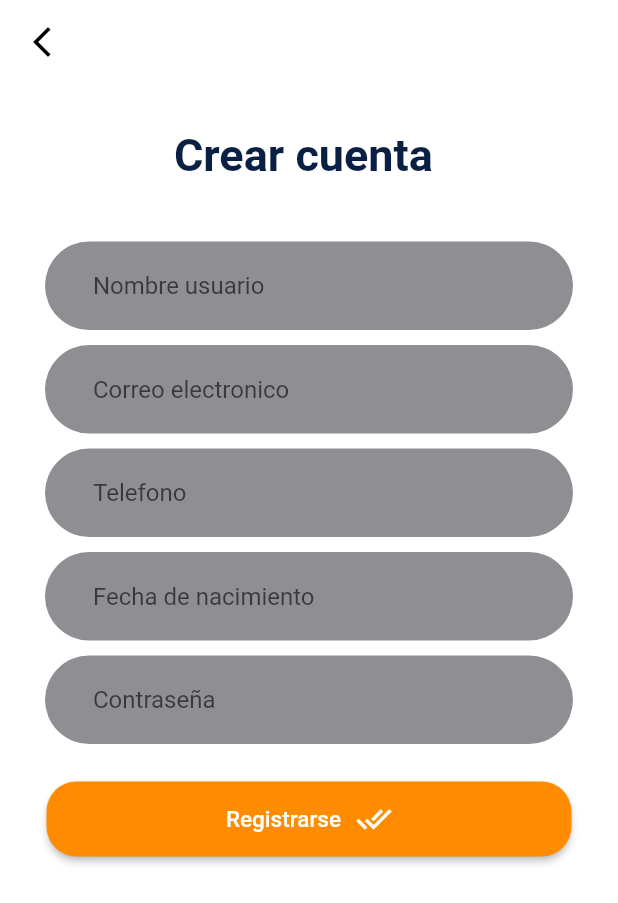
After one commit to Mario-Fernando24/food_flutter_example_, a Flutter app: the SignUPage screen opened by its route, on a phone screen of 412 x 824 dp. The commit adds this screen. Shown: the top 903 px of the screen. Run offline on Flutter 3.47's test engine with Material 2 defaults, Android fonts, the phone set to English and light mode, and no system bars.

Commit message:
ultimos cambios

```diff
--- a/lib/src/pages/login_page.dart
+++ b/lib/src/pages/login_page.dart
@@ -85,7 +85,9 @@ class LoginPage extends StatelessWidget {
                               fontSize: 15.0),
                         ),
 
-                      Container(
+                      GestureDetector(
+                        onTap: () => Navigator.pushNamed(context, 'sign_up'),
+                        child: Container(
                           margin: EdgeInsets.symmetric(horizontal: 10.0),
                           child: Text(
                             'Registrarse',
@@ -93,6 +95,7 @@ class LoginPage extends StatelessWidget {
                                 color: Theme.of(context).accentColor,
                                 fontWeight: FontWeight.w400,
                                 fontSize: 15.0),
+                          ),
                         ),
                       ),
                     ],
--- /dev/null
+++ b/lib/src/pages/sign_up.dart
@@ -0,0 +1,151 @@
+import 'package:flutter/material.dart';
+import 'package:food_mvvm/src/colors/colors.dart';
+
+import '../widgets/back_button.dart';
+
+class SignUPage extends StatelessWidget {
+  const SignUPage({super.key});
+
+  @override
+  Widget build(BuildContext context) {
+    return Scaffold(
+      appBar: AppBar(
+          backgroundColor: Colors.white,
+          elevation: 0.0,
+          leading: Builder(builder: (BuildContext context) {
+            return backButton(context, Colors.black);
+          })),
+      body: Center(
+        child: Container(
+          padding: EdgeInsets.all(30.0),
+          child: Column(
+            children: [
+              Text(
+                'Crear cuenta ',
+                style: TextStyle(
+                    color: Theme.of(context).primaryColor,
+                    fontWeight: FontWeight.bold,
+                    fontSize: 30.0),
+              ),
+              _userInput(context),
+              _emailInput(context),
+              _phoneInput(context),
+              _dateOfBirthInput(context),
+              _passwordInput(context),
+              _buttonSign_up(context)
+              //_phoneInput(context)
+            ],
+          ),
+        ),
+      ),
+    );
+  }
+}
+
+Widget _userInput(BuildContext context) {
+  return Container(
+    margin: EdgeInsets.only(top: 40.0),
+    padding: EdgeInsets.only(left: 20.0),
+    decoration: BoxDecoration(
+        color: inputColors, borderRadius: BorderRadius.circular(40.0)),
+    child: TextField(
+      keyboardType: TextInputType.text,
+      decoration: InputDecoration(
+          hintText: "Nombre usuario",
+          border: OutlineInputBorder(borderSide: BorderSide.none)),
+    ),
+  );
+}
+
+Widget _emailInput(BuildContext context) {
+  return Container(
+    margin: EdgeInsets.only(top: 10.0),
+    padding: EdgeInsets.only(left: 20.0),
+    decoration: BoxDecoration(
+        color: inputColors, borderRadius: BorderRadius.circular(40.0)),
+    child: TextField(
+      keyboardType: TextInputType.emailAddress,
+      decoration: InputDecoration(
+          hintText: "Correo electronico",
+          border: OutlineInputBorder(borderSide: BorderSide.none)),
+    ),
+  );
+}
+
+Widget _phoneInput(BuildContext context) {
+  return Container(
+    margin: EdgeInsets.only(top: 10.0),
+    padding: EdgeInsets.only(left: 20.0),
+    decoration: BoxDecoration(
+        color: inputColors, borderRadius: BorderRadius.circular(40.0)),
+    child: TextField(
+      keyboardType: TextInputType.phone,
+      decoration: InputDecoration(
+          hintText: "Telefono",
+          border: OutlineInputBorder(borderSide: BorderSide.none)),
+    ),
+  );
+}
+
+Widget _dateOfBirthInput(BuildContext context) {
+  return Container(
+    margin: EdgeInsets.only(top: 10.0),
+    padding: EdgeInsets.only(left: 20.0),
+    decoration: BoxDecoration(
+        color: inputColors, borderRadius: BorderRadius.circular(40.0)),
+    child: TextField(
+      keyboardType: TextInputType.datetime,
+      decoration: InputDecoration(
+          hintText: "Fecha de nacimiento",
+          border: OutlineInputBorder(borderSide: BorderSide.none)),
+    ),
+  );
+}
+
+Widget _passwordInput(BuildContext context) {
+  return Container(
+    margin: EdgeInsets.only(top: 10.0),
+    padding: EdgeInsets.only(left: 20.0),
+    decoration: BoxDecoration(
+        color: inputColors, borderRadius: BorderRadius.circular(40.0)),
+    child: TextField(
+      keyboardType: TextInputType.visiblePassword,
+      obscureText: true,
+      decoration: InputDecoration(
+          hintText: "Contraseña",
+          border: OutlineInputBorder(borderSide: BorderSide.none)),
+    ),
+  );
+}
+
+Widget _buttonSign_up(BuildContext context) {
+  return Container(
+    width: 350.0,
+    height: 50.0,
+    margin: EdgeInsets.only(top: 25.0),
+    child: ElevatedButton(
+      onPressed: () {},
+      child: Row(
+        mainAxisAlignment: MainAxisAlignment.center,
+        children: [
+          Text(
+            'Registrarse',
+            style: TextStyle(fontSize: 15.0),
+          ),
+          SizedBox(width: 10),
+          Icon(Icons.done_all),
+        ],
+      ),
+      style: ButtonStyle(
+        shape: MaterialStateProperty.all<RoundedRectangleBorder>(
+          RoundedRectangleBorder(
+            borderRadius: BorderRadius.circular(20.0),
+          ),
+        ),
+        backgroundColor:
+            MaterialStateProperty.all<Color>(Theme.of(context).accentColor),
+        foregroundColor: MaterialStateProperty.all<Color>(Colors.white),
+      ),
+    ),
+  );
+}
--- a/lib/src/pages/welcome_page.dart
+++ b/lib/src/pages/welcome_page.dart
@@ -63,7 +63,7 @@ class WelcomePage extends StatelessWidget {
             child: Row(
               mainAxisAlignment: MainAxisAlignment.center,
               children: [
-                Icon(Icons.login),
+                Icon(Icons.login, size: 35.0,),
                 SizedBox(width: 10),
                 Text(
                   'Login',
@@ -92,7 +92,7 @@ class WelcomePage extends StatelessWidget {
             child: Row(
               mainAxisAlignment: MainAxisAlignment.center,
               children: [
-                Icon(Icons.facebook_outlined),
+                Icon(Icons.facebook_outlined, size: 35,),
                 SizedBox(
                   width: 10,
                 ),
--- a/lib/src/routes/routes.dart
+++ b/lib/src/routes/routes.dart
@@ -1,12 +1,14 @@
 import 'package:flutter/cupertino.dart';
 import 'package:food_mvvm/src/pages/forgot_password.dart';
 import 'package:food_mvvm/src/pages/login_page.dart';
+import 'package:food_mvvm/src/pages/sign_up.dart';
 import 'package:food_mvvm/src/pages/welcome_page.dart';
 
 final routes =<String, WidgetBuilder> {
   'welcome' : (BuildContext context) => WelcomePage(),
   'login' : (BuildContext context) => LoginPage(),
-  'forgot_password' : (BuildContext context) => ForgotPasswordPage()
+  'forgot_password' : (BuildContext context) => ForgotPasswordPage(),
+  'sign_up' :  (BuildContext context) => SignUPage()
 
 
 };
```
Lines whose indentation alone changed are shown as unchanged.
